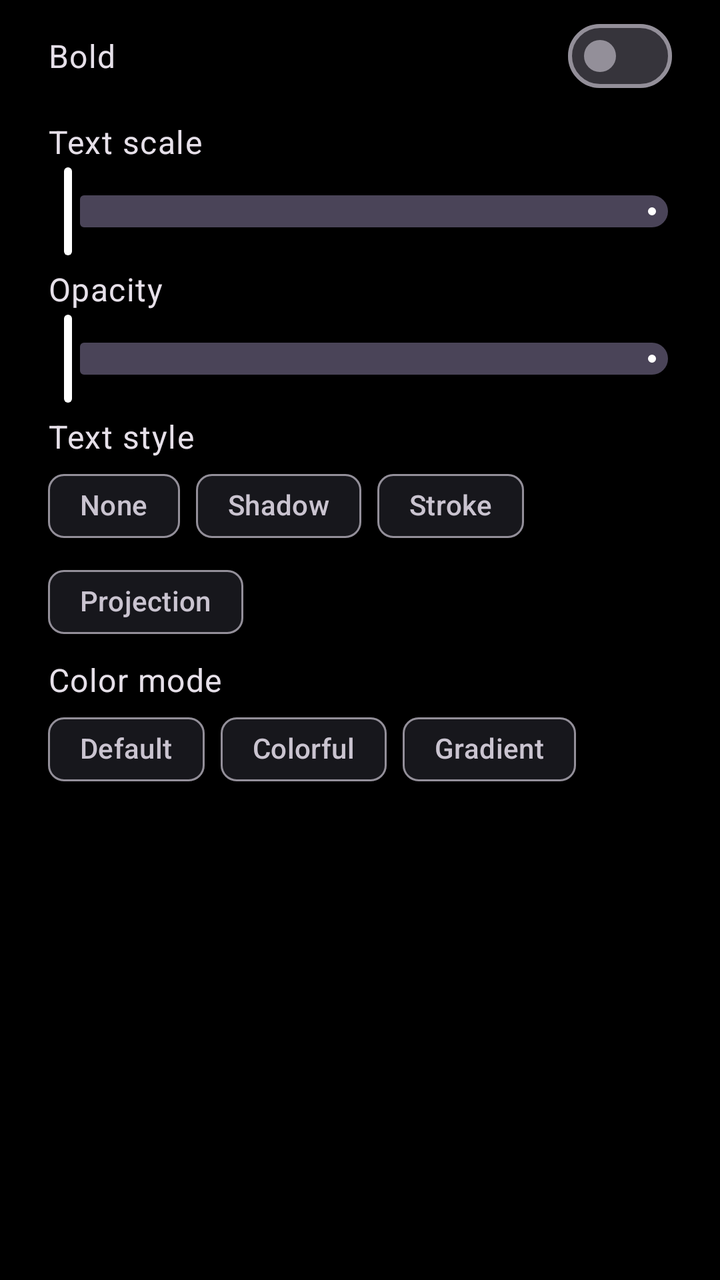
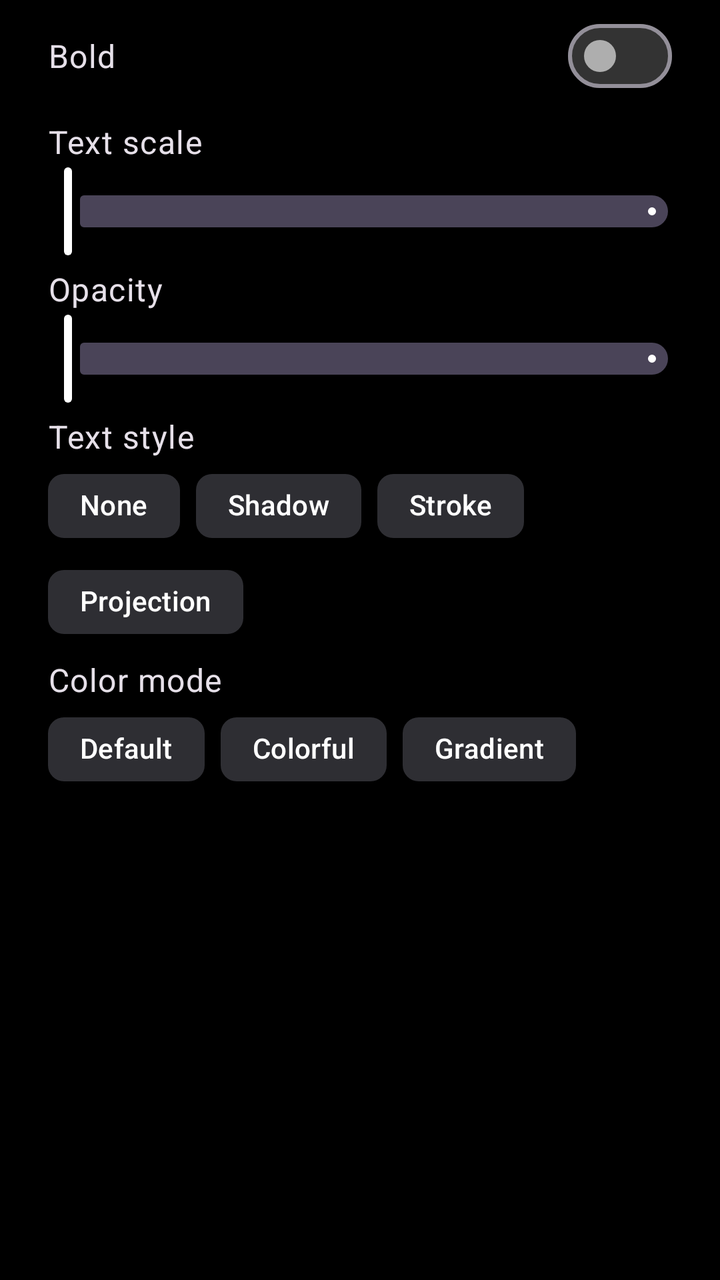

Screens rendered from an Android XML layout before and after an edit, with the pre-edit source and the edit as a unified diff.
<!-- AndroidManifest.xml: application theme Theme.App -->
<!-- res/layout/view_danmaku_appearance.xml -->
<?xml version="1.0" encoding="utf-8"?>
<androidx.appcompat.widget.LinearLayoutCompat xmlns:android="http://schemas.android.com/apk/res/android"
    xmlns:app="http://schemas.android.com/apk/res-auto"
    android:layout_width="match_parent"
    android:layout_height="wrap_content"
    android:orientation="vertical">

    <androidx.appcompat.widget.LinearLayoutCompat
        android:layout_width="match_parent"
        android:layout_height="wrap_content"
        android:gravity="center_vertical"
        android:orientation="horizontal"
        android:paddingHorizontal="24dp"
        android:paddingVertical="4dp">

        <com.google.android.material.textview.MaterialTextView
            android:layout_width="0dp"
            android:layout_height="wrap_content"
            android:layout_weight="1"
            android:text="@string/danmaku_text_bold"
            android:textAppearance="?attr/textAppearanceBodyLarge" />

        <com.google.android.material.materialswitch.MaterialSwitch
            android:id="@+id/textBoldSwitch"
            android:layout_width="wrap_content"
            android:layout_height="wrap_content" />

    </androidx.appcompat.widget.LinearLayoutCompat>

    <androidx.appcompat.widget.LinearLayoutCompat
        android:layout_width="match_parent"
        android:layout_height="wrap_content"
        android:gravity="center_vertical"
        android:orientation="horizontal"
        android:paddingHorizontal="24dp"
        android:paddingTop="4dp">

        <com.google.android.material.textview.MaterialTextView
            android:layout_width="0dp"
            android:layout_height="wrap_content"
            android:layout_weight="1"
            android:text="@string/danmaku_text_size"
            android:textAppearance="?attr/textAppearanceBodyLarge" />

        <com.google.android.material.textview.MaterialTextView
            android:id="@+id/textSizeValue"
            android:layout_width="wrap_content"
            android:layout_height="wrap_content"
            android:textAppearance="?attr/textAppearanceBodyMedium"
            android:textColor="?attr/colorPrimary" />

    </androidx.appcompat.widget.LinearLayoutCompat>

    <com.google.android.material.slider.Slider
        android:id="@+id/textSizeSlider"
        android:layout_width="match_parent"
        android:layout_height="wrap_content"
        android:layout_marginHorizontal="12dp"
        android:focusable="true"
        android:stepSize="0.1"
        android:valueFrom="0.5"
        android:valueTo="3.0"
        app:tickVisible="false" />

    <androidx.appcompat.widget.LinearLayoutCompat
        android:layout_width="match_parent"
        android:layout_height="wrap_content"
        android:gravity="center_vertical"
        android:orientation="horizontal"
        android:paddingHorizontal="24dp"
        android:paddingTop="4dp">

        <com.google.android.material.textview.MaterialTextView
            android:layout_width="0dp"
            android:layout_height="wrap_content"
            android:layout_weight="1"
            android:text="@string/danmaku_transparency"
            android:textAppearance="?attr/textAppearanceBodyLarge" />

        <com.google.android.material.textview.MaterialTextView
            android:id="@+id/alphaValue"
            android:layout_width="wrap_content"
            android:layout_height="wrap_content"
            android:textAppearance="?attr/textAppearanceBodyMedium"
            android:textColor="?attr/colorPrimary" />

    </androidx.appcompat.widget.LinearLayoutCompat>

    <com.google.android.material.slider.Slider
        android:id="@+id/alphaSlider"
        android:layout_width="match_parent"
        android:layout_height="wrap_content"
        android:layout_marginHorizontal="12dp"
        android:focusable="true"
        android:stepSize="0.05"
        android:valueFrom="0"
        android:valueTo="0.9"
        app:tickVisible="false" />

    <com.google.android.material.textview.MaterialTextView
        android:layout_width="match_parent"
        android:layout_height="wrap_content"
        android:paddingHorizontal="24dp"
        android:paddingTop="4dp"
        android:text="@string/danmaku_style_mode"
        android:textAppearance="?attr/textAppearanceBodyLarge" />

    <com.google.android.material.chip.ChipGroup
        android:id="@+id/styleChipGroup"
        android:layout_width="match_parent"
        android:layout_height="wrap_content"
        android:paddingHorizontal="24dp"
        app:chipSpacingVertical="0dp"
        app:selectionRequired="true"
        app:singleSelection="true">

        <com.google.android.material.chip.Chip
            android:id="@+id/styleNone"
            style="@style/Widget.Material3.Chip.Filter"
            android:layout_width="wrap_content"
            android:layout_height="wrap_content"
            android:text="@string/danmaku_style_none" />

        <com.google.android.material.chip.Chip
            android:id="@+id/styleShadow"
            style="@style/Widget.Material3.Chip.Filter"
            android:layout_width="wrap_content"
            android:layout_height="wrap_content"
            android:text="@string/danmaku_style_shadow" />

        <com.google.android.material.chip.Chip
            android:id="@+id/styleStroke"
            style="@style/Widget.Material3.Chip.Filter"
            android:layout_width="wrap_content"
            android:layout_height="wrap_content"
            android:text="@string/danmaku_style_stroke" />

        <com.google.android.material.chip.Chip
            android:id="@+id/styleProjection"
            style="@style/Widget.Material3.Chip.Filter"
            android:layout_width="wrap_content"
            android:layout_height="wrap_content"
            android:text="@string/danmaku_style_projection" />

    </com.google.android.material.chip.ChipGroup>

    <androidx.appcompat.widget.LinearLayoutCompat
        android:id="@+id/shadowAlphaRow"
        android:layout_width="match_parent"
        android:layout_height="wrap_content"
        android:gravity="center_vertical"
        android:orientation="horizontal"
        android:paddingHorizontal="24dp"
        android:paddingTop="4dp"
        android:visibility="gone">

        <com.google.android.material.textview.MaterialTextView
            android:layout_width="0dp"
            android:layout_height="wrap_content"
            android:layout_weight="1"
            android:text="@string/danmaku_shadow_transparency"
            android:textAppearance="?attr/textAppearanceBodyLarge" />

        <com.google.android.material.textview.MaterialTextView
            android:id="@+id/shadowAlphaValue"
            android:layout_width="wrap_content"
            android:layout_height="wrap_content"
            android:textAppearance="?attr/textAppearanceBodyMedium"
            android:textColor="?attr/colorPrimary" />

    </androidx.appcompat.widget.LinearLayoutCompat>

    <com.google.android.material.slider.Slider
        android:id="@+id/shadowAlphaSlider"
        android:layout_width="match_parent"
        android:layout_height="wrap_content"
        android:layout_marginHorizontal="12dp"
        android:focusable="true"
        android:stepSize="0.05"
        android:valueFrom="0"
        android:valueTo="0.9"
        android:visibility="gone"
        app:tickVisible="false" />

    <androidx.appcompat.widget.LinearLayoutCompat
        android:id="@+id/strokeWidthRow"
        android:layout_width="match_parent"
        android:layout_height="wrap_content"
        android:gravity="center_vertical"
        android:orientation="horizontal"
        android:paddingHorizontal="24dp"
        android:paddingTop="4dp"
        android:visibility="gone">

        <com.google.android.material.textview.MaterialTextView
            android:layout_width="0dp"
            android:layout_height="wrap_content"
            android:layout_weight="1"
            android:text="@string/danmaku_stroke_width"
            android:textAppearance="?attr/textAppearanceBodyLarge" />

        <com.google.android.material.textview.MaterialTextView
            android:id="@+id/strokeWidthValue"
            android:layout_width="wrap_content"
            android:layout_height="wrap_content"
            android:textAppearance="?attr/textAppearanceBodyMedium"
            android:textColor="?attr/colorPrimary" />

    </androidx.appcompat.widget.LinearLayoutCompat>

    <com.google.android.material.slider.Slider
        android:id="@+id/strokeWidthSlider"
        android:layout_width="match_parent"
        android:layout_height="wrap_content"
        android:layout_marginHorizontal="12dp"
        android:focusable="true"
        android:stepSize="0.01"
        android:valueFrom="0.05"
        android:valueTo="0.3"
        android:visibility="gone"
        app:tickVisible="false" />

    <androidx.appcompat.widget.LinearLayoutCompat
        android:id="@+id/projectionOffsetXRow"
        android:layout_width="match_parent"
        android:layout_height="wrap_content"
        android:gravity="center_vertical"
        android:orientation="horizontal"
        android:paddingHorizontal="24dp"
        android:paddingTop="4dp"
        android:visibility="gone">

        <com.google.android.material.textview.MaterialTextView
            android:layout_width="0dp"
            android:layout_height="wrap_content"
            android:layout_weight="1"
            android:text="@string/danmaku_projection_offset_x"
            android:textAppearance="?attr/textAppearanceBodyLarge" />

        <com.google.android.material.textview.MaterialTextView
            android:id="@+id/projectionOffsetXValue"
            android:layout_width="wrap_content"
            android:layout_height="wrap_content"
            android:textAppearance="?attr/textAppearanceBodyMedium"
            android:textColor="?attr/colorPrimary" />

    </androidx.appcompat.widget.LinearLayoutCompat>

    <com.google.android.material.slider.Slider
        android:id="@+id/projectionOffsetXSlider"
        android:layout_width="match_parent"
        android:layout_height="wrap_content"
        android:layout_marginHorizontal="12dp"
        android:focusable="true"
        android:stepSize="0.01"
        android:valueFrom="0.02"
        android:valueTo="0.15"
        android:visibility="gone"
        app:tickVisible="false" />

    <androidx.appcompat.widget.LinearLayoutCompat
        android:id="@+id/projectionOffsetYRow"
        android:layout_width="match_parent"
        android:layout_height="wrap_content"
        android:gravity="center_vertical"
        android:orientation="horizontal"
        android:paddingHorizontal="24dp"
        android:paddingTop="4dp"
        android:visibility="gone">

        <com.google.android.material.textview.MaterialTextView
            android:layout_width="0dp"
            android:layout_height="wrap_content"
            android:layout_weight="1"
            android:text="@string/danmaku_projection_offset_y"
            android:textAppearance="?attr/textAppearanceBodyLarge" />

        <com.google.android.material.textview.MaterialTextView
            android:id="@+id/projectionOffsetYValue"
            android:layout_width="wrap_content"
            android:layout_height="wrap_content"
            android:textAppearance="?attr/textAppearanceBodyMedium"
            android:textColor="?attr/colorPrimary" />

    </androidx.appcompat.widget.LinearLayoutCompat>

    <com.google.android.material.slider.Slider
        android:id="@+id/projectionOffsetYSlider"
        android:layout_width="match_parent"
        android:layout_height="wrap_content"
        android:layout_marginHorizontal="12dp"
        android:focusable="true"
        android:stepSize="0.01"
        android:valueFrom="0.02"
        android:valueTo="0.15"
        android:visibility="gone"
        app:tickVisible="false" />

    <androidx.appcompat.widget.LinearLayoutCompat
        android:id="@+id/projectionAlphaRow"
        android:layout_width="match_parent"
        android:layout_height="wrap_content"
        android:gravity="center_vertical"
        android:orientation="horizontal"
        android:paddingHorizontal="24dp"
        android:paddingTop="4dp"
        android:visibility="gone">

        <com.google.android.material.textview.MaterialTextView
            android:layout_width="0dp"
            android:layout_height="wrap_content"
            android:layout_weight="1"
            android:text="@string/danmaku_projection_transparency"
            android:textAppearance="?attr/textAppearanceBodyLarge" />

        <com.google.android.material.textview.MaterialTextView
            android:id="@+id/projectionAlphaValue"
            android:layout_width="wrap_content"
            android:layout_height="wrap_content"
            android:textAppearance="?attr/textAppearanceBodyMedium"
            android:textColor="?attr/colorPrimary" />

    </androidx.appcompat.widget.LinearLayoutCompat>

    <com.google.android.material.slider.Slider
        android:id="@+id/projectionAlphaSlider"
        android:layout_width="match_parent"
        android:layout_height="wrap_content"
        android:layout_marginHorizontal="12dp"
        android:focusable="true"
        android:stepSize="0.05"
        android:valueFrom="0"
        android:valueTo="0.9"
        android:visibility="gone"
        app:tickVisible="false" />

    <com.google.android.material.textview.MaterialTextView
        android:layout_width="match_parent"
        android:layout_height="wrap_content"
        android:paddingHorizontal="24dp"
        android:paddingTop="4dp"
        android:text="@string/danmaku_color_mode"
        android:textAppearance="?attr/textAppearanceBodyLarge" />

    <com.google.android.material.chip.ChipGroup
        android:id="@+id/colorChipGroup"
        android:layout_width="match_parent"
        android:layout_height="wrap_content"
        android:paddingHorizontal="24dp"
        app:chipSpacingVertical="0dp"
        app:selectionRequired="true"
        app:singleSelection="true">

        <com.google.android.material.chip.Chip
            android:id="@+id/colorDefault"
            style="@style/Widget.Material3.Chip.Filter"
            android:layout_width="wrap_content"
            android:layout_height="wrap_content"
            android:text="@string/danmaku_color_default" />

        <com.google.android.material.chip.Chip
            android:id="@+id/colorColorful"
            style="@style/Widget.Material3.Chip.Filter"
            android:layout_width="wrap_content"
            android:layout_height="wrap_content"
            android:text="@string/danmaku_color_colorful" />

        <com.google.android.material.chip.Chip
            android:id="@+id/colorGradient"
            style="@style/Widget.Material3.Chip.Filter"
            android:layout_width="wrap_content"
            android:layout_height="wrap_content"
            android:text="@string/danmaku_color_gradient" />

    </com.google.android.material.chip.ChipGroup>

    <com.google.android.material.textview.MaterialTextView
        android:id="@+id/colorOverrideHint"
        android:layout_width="match_parent"
        android:layout_height="wrap_content"
        android:paddingHorizontal="24dp"
        android:paddingVertical="4dp"
        android:text="@string/danmaku_color_override_hint"
        android:textAppearance="?attr/textAppearanceBodySmall"
        android:textColor="?attr/colorError"
        android:visibility="gone" />

</androidx.appcompat.widget.LinearLayoutCompat>
<!-- resources referenced by this layout -->
<resources>
  <string name="danmaku_color_colorful">Colorful</string>
  <string name="danmaku_color_default">Default</string>
  <string name="danmaku_color_gradient">Gradient</string>
  <string name="danmaku_color_mode">Color mode</string>
  <string name="danmaku_color_override_hint">Original colors will be ignored</string>
  <string name="danmaku_projection_offset_x">Projection offset X</string>
  <string name="danmaku_projection_offset_y">Projection offset Y</string>
  <string name="danmaku_projection_transparency">Projection opacity</string>
  <string name="danmaku_shadow_transparency">Shadow opacity</string>
  <string name="danmaku_stroke_width">Stroke width</string>
  <string name="danmaku_style_mode">Text style</string>
  <string name="danmaku_style_none">None</string>
  <string name="danmaku_style_projection">Projection</string>
  <string name="danmaku_style_shadow">Shadow</string>
  <string name="danmaku_style_stroke">Stroke</string>
  <string name="danmaku_text_bold">Bold</string>
  <string name="danmaku_text_size">Text scale</string>
  <string name="danmaku_transparency">Opacity</string>
  <style name="Theme.App" parent="Theme.Base" />
  <color name="qbox_text">#FFFFFF</color>
  <color name="qbox_surface">#17171C</color>
  <style name="ThemeOverlay.QBox.Dialog" parent="ThemeOverlay.Material3.MaterialAlertDialog">
          <item name="colorSurface">@color/qbox_surface</item>
          <item name="colorSurfaceContainerHigh">@color/qbox_surface</item>
          <item name="colorSurfaceContainer">@color/qbox_surface</item>
          <item name="elevationOverlayEnabled">false</item>
      </style>
  <style name="ThemeOverlay.QBox.Sheet" parent="ThemeOverlay.Material3.BottomSheetDialog">
          <item name="colorSurface">@color/qbox_surface</item>
          <item name="colorSurfaceContainerHigh">@color/qbox_surface</item>
          <item name="colorSurfaceContainer">@color/qbox_surface</item>
          <item name="elevationOverlayEnabled">false</item>
          <item name="bottomSheetStyle">@style/QBox.BottomSheet</item>
          <item name="android:windowAnimationStyle">@style/QBox.PanelAnim</item>
      </style>
  <color name="qbox_bg">#000000</color>
  <style name="NoAnim">
          <item name="android:activityOpenEnterAnimation">@null</item>
          <item name="android:activityOpenExitAnimation">@null</item>
          <item name="android:activityCloseEnterAnimation">@null</item>
          <item name="android:activityCloseExitAnimation">@null</item>
      </style>
  <style name="QBox.BottomSheet" parent="Widget.Material3.BottomSheet">
          <item name="marginLeftSystemWindowInsets">false</item>
          <item name="marginRightSystemWindowInsets">false</item>
          <item name="marginTopSystemWindowInsets">false</item>
      </style>
  <style name="QBox.PanelAnim" parent="android:Animation.Dialog" />
  <!-- unchanged entries left out for length: 1 -->
</resources>

<!-- the commit's change to res/layout/view_danmaku_appearance.xml (unified diff, before → after) -->
@@ -21,6 +21,7 @@
             android:textAppearance="?attr/textAppearanceBodyLarge" />
 
         <com.google.android.material.materialswitch.MaterialSwitch
+        app:thumbTint="@color/switch_thumb" app:trackTint="@color/switch_track"
             android:id="@+id/textBoldSwitch"
             android:layout_width="wrap_content"
             android:layout_height="wrap_content" />
@@ -116,28 +117,28 @@
 
         <com.google.android.material.chip.Chip
             android:id="@+id/styleNone"
-            style="@style/Widget.Material3.Chip.Filter"
+            style="@style/QBoxDialogChip"
             android:layout_width="wrap_content"
             android:layout_height="wrap_content"
             android:text="@string/danmaku_style_none" />
 
         <com.google.android.material.chip.Chip
             android:id="@+id/styleShadow"
-            style="@style/Widget.Material3.Chip.Filter"
+            style="@style/QBoxDialogChip"
             android:layout_width="wrap_content"
             android:layout_height="wrap_content"
             android:text="@string/danmaku_style_shadow" />
 
         <com.google.android.material.chip.Chip
             android:id="@+id/styleStroke"
-            style="@style/Widget.Material3.Chip.Filter"
+            style="@style/QBoxDialogChip"
             android:layout_width="wrap_content"
             android:layout_height="wrap_content"
             android:text="@string/danmaku_style_stroke" />
 
         <com.google.android.material.chip.Chip
             android:id="@+id/styleProjection"
-            style="@style/Widget.Material3.Chip.Filter"
+            style="@style/QBoxDialogChip"
             android:layout_width="wrap_content"
             android:layout_height="wrap_content"
             android:text="@string/danmaku_style_projection" />
@@ -353,21 +354,21 @@
 
         <com.google.android.material.chip.Chip
             android:id="@+id/colorDefault"
-            style="@style/Widget.Material3.Chip.Filter"
+            style="@style/QBoxDialogChip"
             android:layout_width="wrap_content"
             android:layout_height="wrap_content"
             android:text="@string/danmaku_color_default" />
 
         <com.google.android.material.chip.Chip
             android:id="@+id/colorColorful"
-            style="@style/Widget.Material3.Chip.Filter"
+            style="@style/QBoxDialogChip"
             android:layout_width="wrap_content"
             android:layout_height="wrap_content"
             android:text="@string/danmaku_color_colorful" />
 
         <com.google.android.material.chip.Chip
             android:id="@+id/colorGradient"
-            style="@style/Widget.Material3.Chip.Filter"
+            style="@style/QBoxDialogChip"
             android:layout_width="wrap_content"
             android:layout_height="wrap_content"
             android:text="@string/danmaku_color_gradient" />
<!-- resource entries referenced after the edit -->
@@ -18,6 +18,13 @@
   <string name="danmaku_text_bold">Bold</string>
   <string name="danmaku_text_size">Text scale</string>
   <string name="danmaku_transparency">Opacity</string>
+  <style name="QBoxDialogChip" parent="Widget.Material3.Chip.Filter">
+          <item name="chipStrokeWidth">0dp</item>
+          <item name="chipBackgroundColor">@color/chip_bed</item>
+          <item name="android:textColor">@color/text</item>
+          <item name="checkedIconVisible">false</item>
+          <item name="chipIconVisible">false</item>
+      </style>
   <style name="Theme.App" parent="Theme.Base" />
   <color name="qbox_text">#FFFFFF</color>
   <color name="qbox_surface">#17171C</color>
